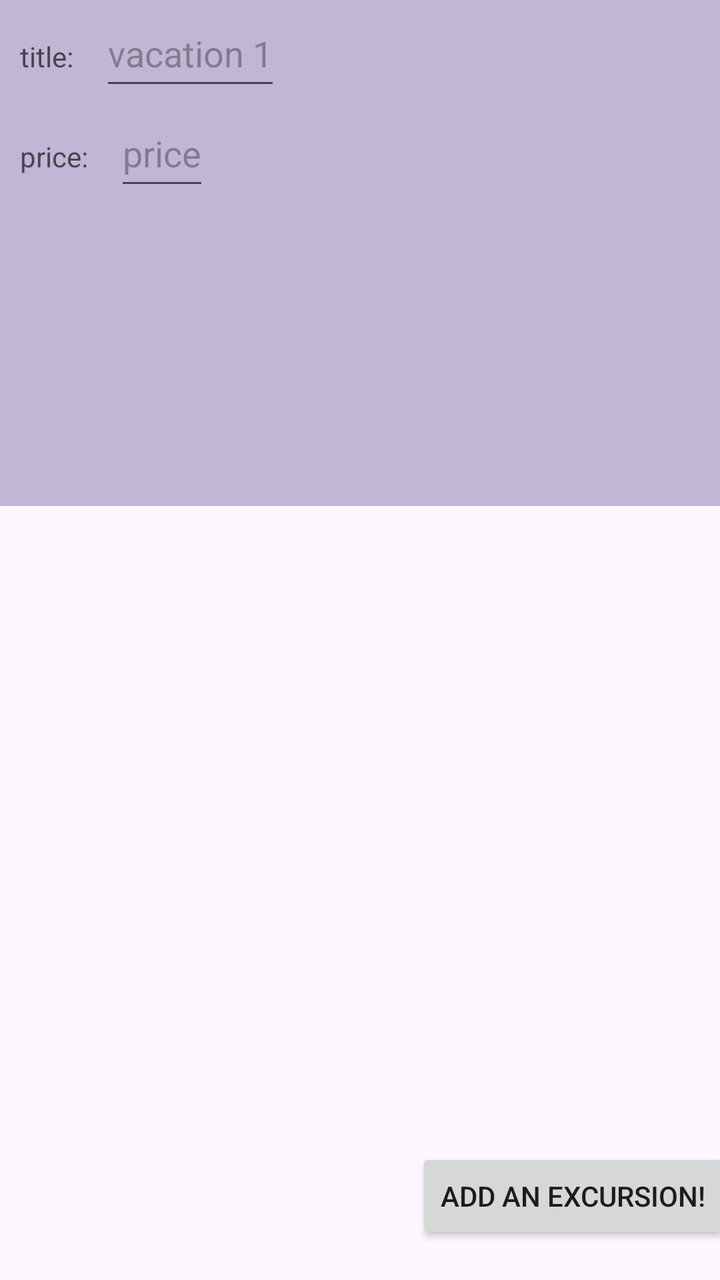
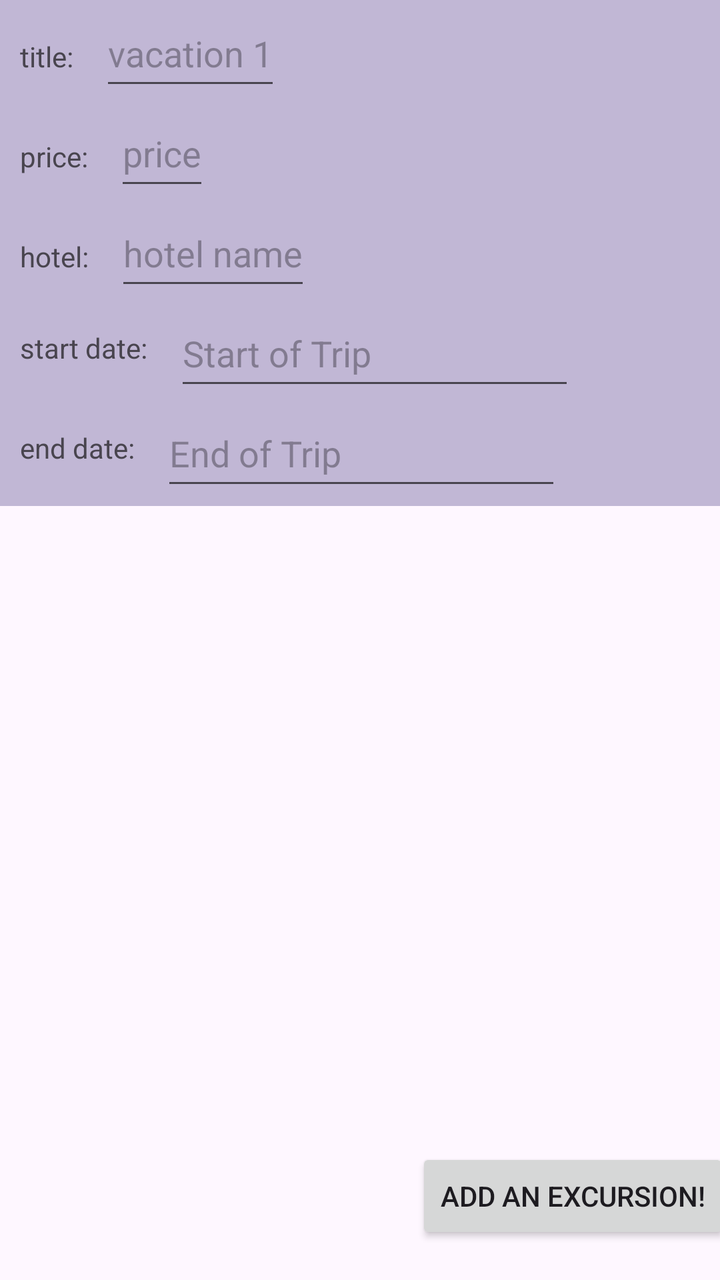

Compare the two renders of this Android layout. The source of the first and the diff that turns it into the second are given below.
<!-- AndroidManifest.xml: application theme Theme.D308_PA -->
<!-- res/layout/activity_vacation_details.xml -->
<?xml version="1.0" encoding="utf-8"?>
<androidx.constraintlayout.widget.ConstraintLayout xmlns:android="http://schemas.android.com/apk/res/android"
    xmlns:app="http://schemas.android.com/apk/res-auto"
    xmlns:tools="http://schemas.android.com/tools"
    android:id="@+id/main"
    android:layout_width="match_parent"
    android:layout_height="match_parent"
    tools:context=".UI.VacationDetails">

    <ScrollView
        android:id="@+id/scrollView2"
        android:layout_width="411dp"
        android:layout_height="253dp"
        android:background="#C1B7D5"
        app:layout_constraintLeft_toLeftOf="parent"
        app:layout_constraintTop_toTopOf="parent">

        <LinearLayout
            android:layout_width="match_parent"
            android:layout_height="wrap_content"
            android:orientation="vertical">
            
            <LinearLayout
                android:layout_width="wrap_content"
                android:layout_height="wrap_content"
                android:orientation="horizontal">

                <TextView
                    android:layout_width="wrap_content"
                    android:layout_height="50dp"
                    android:padding="10dp"
                    android:text="title: "></TextView>

                <EditText
                    android:id="@+id/titletext"
                    android:layout_width="wrap_content"
                    android:layout_height="50dp"
                    android:hint="vacation 1"></EditText>
            </LinearLayout>

            <LinearLayout
                android:layout_width="wrap_content"
                android:layout_height="wrap_content"
                android:orientation="horizontal">

                <TextView
                    android:layout_width="wrap_content"
                    android:layout_height="50dp"
                    android:padding="10dp"
                    android:text="price: "></TextView>

                <EditText
                    android:id="@+id/pricetext"
                    android:layout_width="wrap_content"
                    android:layout_height="50dp"
                    android:hint="price"></EditText>
            </LinearLayout>



        </LinearLayout>
    </ScrollView>

    <Button
        android:id="@+id/button2"
        android:layout_width="wrap_content"
        android:layout_height="wrap_content"
        android:layout_marginStart="303dp"
        android:layout_marginTop="601dp"
        android:layout_marginEnd="18dp"
        android:layout_marginBottom="18dp"
        android:text="Add an Excursion!"
        app:layout_constraintBottom_toBottomOf="parent"
        app:layout_constraintEnd_toEndOf="parent"
        app:layout_constraintHorizontal_bias="0.808"
        app:layout_constraintStart_toStartOf="parent"
        app:layout_constraintTop_toTopOf="parent"
        app:layout_constraintVertical_bias="1.0" />

    <androidx.recyclerview.widget.RecyclerView
        android:id="@+id/excursionrecyclerview"
        android:layout_width="409dp"
        android:layout_height="347dp"
        tools:layout_editor_absoluteX="1dp"
        tools:layout_editor_absoluteY="253dp"
        app:layout_constraintTop_toBottomOf="@id/scrollView2"
        app:layout_constraintLeft_toLeftOf="parent"/>

</androidx.constraintlayout.widget.ConstraintLayout>
<!-- resources referenced by this layout -->
<resources>
  <style name="Theme.D308_PA" parent="Base.Theme.D308_PA" />
  <style name="Base.Theme.D308_PA" parent="Theme.Material3.DayNight">
          
          
      </style>
</resources>

<!-- the commit's change to res/layout/activity_vacation_details.xml (unified diff, before → after) -->
@@ -19,7 +19,7 @@
             android:layout_width="match_parent"
             android:layout_height="wrap_content"
             android:orientation="vertical">
-            
+
             <LinearLayout
                 android:layout_width="wrap_content"
                 android:layout_height="wrap_content"
@@ -56,6 +56,59 @@
                     android:hint="price"></EditText>
             </LinearLayout>
 
+            <LinearLayout
+                android:layout_width="wrap_content"
+                android:layout_height="wrap_content"
+                android:orientation="horizontal">
+
+                <TextView
+                    android:layout_width="wrap_content"
+                    android:layout_height="50dp"
+                    android:padding="10dp"
+                    android:text="hotel: "></TextView>
+
+                <EditText
+                    android:id="@+id/hoteltext"
+                    android:layout_width="wrap_content"
+                    android:layout_height="50dp"
+                    android:hint="hotel name"></EditText>
+            </LinearLayout>
+
+            <LinearLayout
+                android:layout_width="wrap_content"
+                android:layout_height="wrap_content"
+                android:orientation="horizontal">
+
+                <TextView
+                    android:layout_width="wrap_content"
+                    android:layout_height="50dp"
+                    android:padding="10dp"
+                    android:text="start date: "></TextView>
+
+                <EditText
+                    android:id="@+id/startvacationdate"
+                    android:layout_width="200dp"
+                    android:layout_height="match_parent"
+                    android:hint="Start of Trip" />
+            </LinearLayout>
+
+            <LinearLayout
+                android:layout_width="wrap_content"
+                android:layout_height="wrap_content"
+                android:orientation="horizontal">
+
+                <TextView
+                    android:layout_width="wrap_content"
+                    android:layout_height="50dp"
+                    android:padding="10dp"
+                    android:text="end date: "></TextView>
+
+                <EditText
+                    android:id="@+id/endvacationdate"
+                    android:layout_width="200dp"
+                    android:layout_height="match_parent"
+                    android:hint="End of Trip" />
+            </LinearLayout>
 
 
         </LinearLayout>
